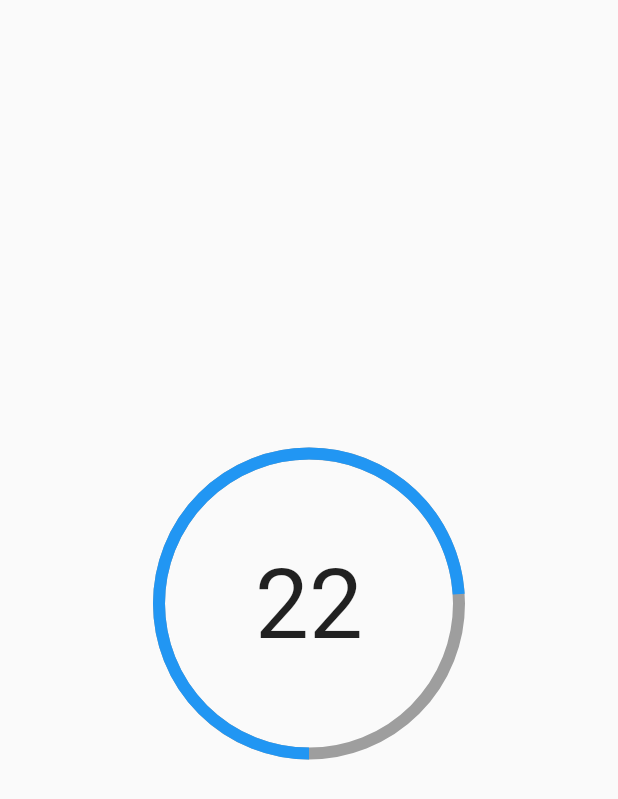
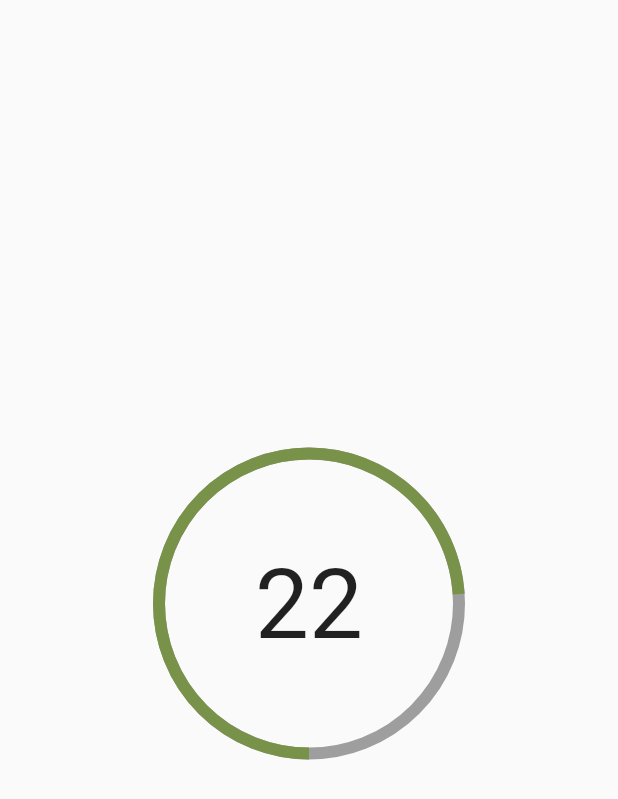
Before and after one commit to karashiiro/DutyDialer, a Flutter app: the screen it shows after launch, on a phone screen of 412 x 824 dp. Shown: the top 799 px of the screen. Run offline on Flutter 3.47's test engine with Material 2 defaults, Android fonts, the phone set to English and light mode, and no system bars; our stand-ins replace socket_io_client; network calls fail.

Commit message:
feat: add indicative color to timer

```diff
--- a/app/lib/timer.dart
+++ b/app/lib/timer.dart
@@ -9,6 +9,7 @@ class Timer extends StatefulWidget {
 
 class _TimerState extends State<Timer> with TickerProviderStateMixin {
   late AnimationController controller;
+  late Animation<Color?> colorTween;
 
   @override
   void initState() {
@@ -19,6 +20,10 @@ class _TimerState extends State<Timer> with TickerProviderStateMixin {
     )..addListener(() {
         setState(() {});
       });
+    colorTween = controller.drive(ColorTween(
+      begin: Colors.red,
+      end: Colors.green,
+    ));
     controller.reverse();
     super.initState();
   }
@@ -39,6 +44,7 @@ class _TimerState extends State<Timer> with TickerProviderStateMixin {
               quarterTurns: 2,
               child: CircularProgressIndicator(
                 value: controller.value,
+                valueColor: colorTween,
                 backgroundColor: Colors.grey,
                 strokeWidth: 8,
                 semanticsLabel: 'Circular progress indicator',
```
